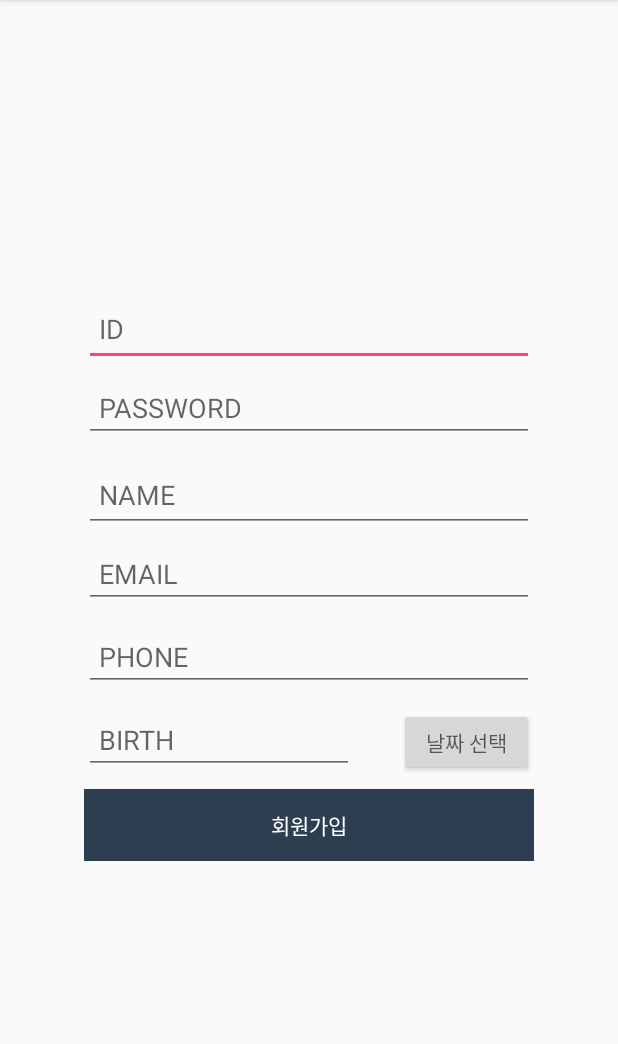
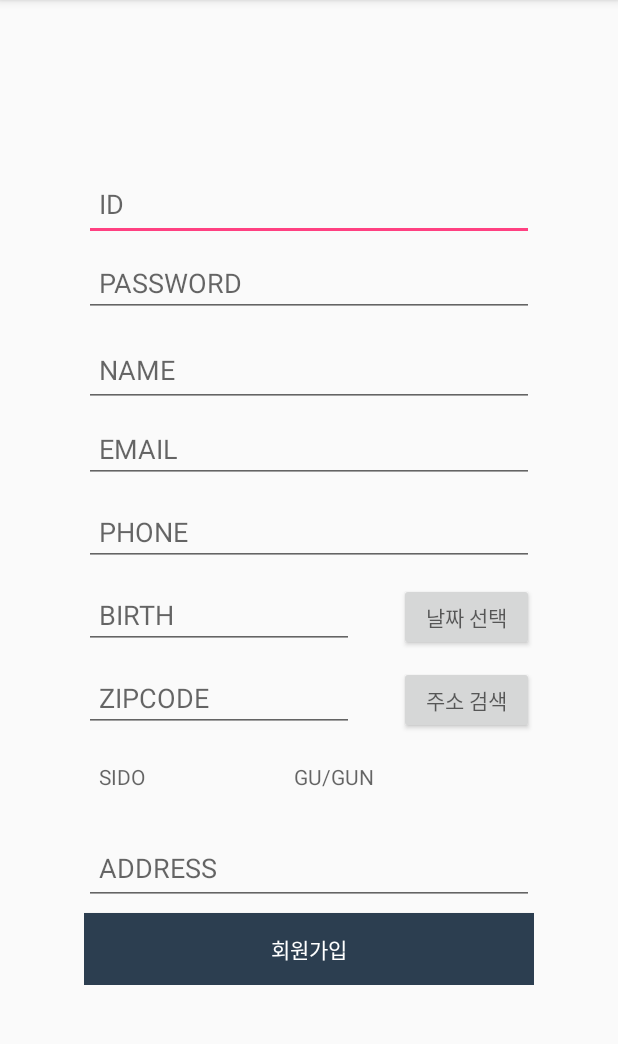
Before and after one commit to wonjai95/Creamy_android, an Android app: the JoinActivity screen opened directly, with no data from a screen before it, on a phone screen of 412 x 824 dp, the part 84-1128 px from its top. Run offline under Robolectric (Android 15) with nearby library versions, the phone set to English and light mode, and no system bars.

```diff
--- a/Creamy_android/app/src/main/AndroidManifest.xml
+++ b/Creamy_android/app/src/main/AndroidManifest.xml
@@ -4,6 +4,8 @@
 
     <!--추가시작-->
     <uses-permission android:name="android.permission.INTERNET" />
+    <!-- 인터넷 연결 확인-->
+    <uses-permission android:name="android.permission.ACCESS_NETWORK_STATE"/>
     <!--추가종료-->
 
     <application
@@ -25,6 +27,7 @@
         <activity android:name=".Activity.MyPageMainActivity" />
         <activity android:name=".Activity.MyPageUserActivity"/>
         <activity android:name=".Activity.JoinActivity" />
+        <activity android:name=".Activity.DaumActivity" />
         <!--추가종료-->
 
     </application>
--- a/Creamy_android/app/src/main/res/layout/activity_join.xml
+++ b/Creamy_android/app/src/main/res/layout/activity_join.xml
@@ -100,6 +100,77 @@
 
         </LinearLayout>
 
+        <LinearLayout
+            android:layout_width="match_parent"
+            android:layout_height="match_parent"
+            android:orientation="horizontal">
+
+            <EditText
+                android:id="@+id/edt_zipcode"
+                android:layout_width="180dp"
+                android:layout_height="45dp"
+                android:layout_marginBottom="10dp"
+                android:padding="10dp"
+                android:textColor="@color/btnColor"
+                android:hint="ZIPCODE"
+                android:inputType="date"
+                tools:layout_editor_absoluteX="85dp"
+                tools:layout_editor_absoluteY="197dp" />
+
+            <Button
+                android:id="@+id/btn_selectAddress"
+                android:layout_width="90dp"
+                android:layout_height="45dp"
+                android:layout_marginLeft="30dp"
+                android:hint="주소 검색"
+                />
+
+        </LinearLayout>
+        <LinearLayout
+            android:layout_width="match_parent"
+            android:layout_height="match_parent"
+            android:orientation="horizontal">
+
+            <TextView
+                android:id="@+id/tv_sido"
+                android:layout_width="130dp"
+                android:layout_height="45dp"
+                android:layout_marginBottom="10dp"
+                android:padding="10dp"
+                android:textColor="@color/btnColor"
+                android:hint="SIDO"
+                android:inputType="date"
+                tools:layout_editor_absoluteX="85dp"
+                tools:layout_editor_absoluteY="197dp" />
+
+            <TextView
+                android:id="@+id/tv_gugun"
+                android:layout_width="130dp"
+                android:layout_height="45dp"
+                android:layout_marginBottom="10dp"
+                android:padding="10dp"
+                android:textColor="@color/btnColor"
+                android:hint="GU/GUN"
+                android:inputType="date"
+                tools:layout_editor_absoluteX="85dp"
+                tools:layout_editor_absoluteY="197dp"
+                />
+
+        </LinearLayout>
+
+        <EditText
+            android:id="@+id/edt_address"
+            android:layout_width="match_parent"
+            android:layout_height="50dp"
+            android:layout_marginBottom="5dp"
+            android:padding="10dp"
+            android:textColor="@color/btnColor"
+            android:hint="ADDRESS"
+            android:inputType="textPersonName"
+            tools:layout_editor_absoluteX="85dp"
+            tools:layout_editor_absoluteY="129dp" />
+
+
         <Button
             android:id="@+id/btn_join"
             android:layout_width="match_parent"
```
Also changed, not shown: Creamy_android/app/build.gradle (+7 -0 lines), Creamy_android/app/src/main/java/com/example/ko_desk/myex_10/Activity/DaumActivity.java (added, +51 -0 lines), Creamy_android/app/src/main/java/com/example/ko_desk/myex_10/Activity/JoinActivity.java (+88 -2 lines), Creamy_android/app/src/main/java/com/example/ko_desk/myex_10/VO/MemberVO.java (+15 -1 lines), Creamy_android/app/src/main/java/com/example/ko_desk/myex_10/Web.java (+2 -54 lines), Creamy_android/app/src/main/res/layout/daumview.xml (added, +13 -0 lines), 1 other file.
